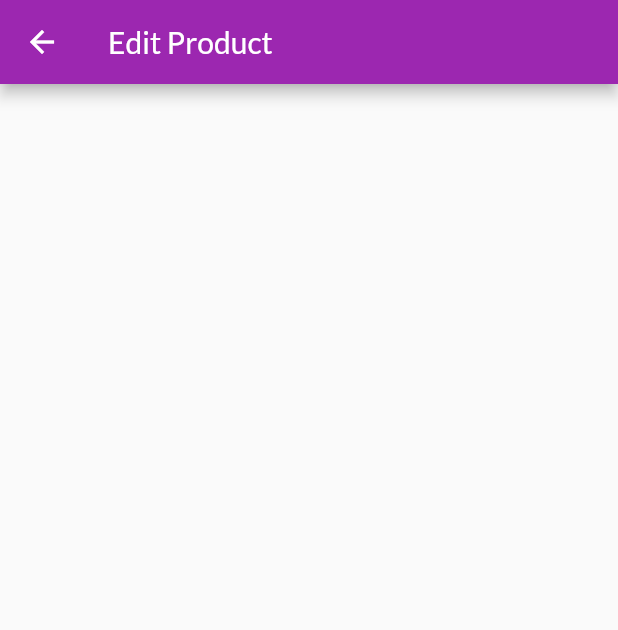
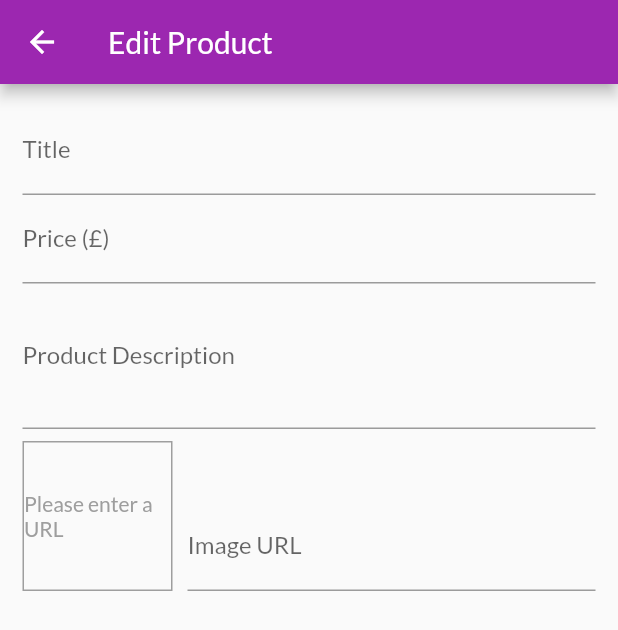
Before and after one commit to HarvsG/flutter_shop_app, a Flutter app: the EditProductScreen screen opened by its route, on a phone screen of 412 x 824 dp. Shown: the top 630 px of the screen. Run offline on Flutter 3.47's test engine with Material 2 defaults, Android fonts, the phone set to English and light mode, and no system bars; network calls fail.

```diff
--- a/lib/screens/edit_product_screen.dart
+++ b/lib/screens/edit_product_screen.dart
@@ -10,14 +10,119 @@ class EditProductScreen extends StatefulWidget {
 }
 
 class _EditProductScreenState extends State<EditProductScreen> {
+  final _priceFocusNode = FocusNode();
+  final _descriptionFocusNode = FocusNode();
+  final _imageFocusNode = FocusNode();
+  final _imageUrlController = TextEditingController();
+  //String _imageUrl;
+
+  @override
+  void dispose() {
+    _priceFocusNode.dispose();
+    _descriptionFocusNode.dispose();
+    _imageFocusNode.dispose();
+    _imageUrlController.dispose();
+
+    super.dispose();
+  }
+
   @override
   Widget build(BuildContext context) {
     return Container(
-       child: Scaffold(
-         appBar: AppBar(title: Text('Edit Product'),
-         ),
-         body: null,
-       ),
+      child: Scaffold(
+        appBar: AppBar(
+          title: Text('Edit Product'),
+        ),
+        body: Padding(
+          padding: const EdgeInsets.all(15),
+          child: Form(
+            child: SingleChildScrollView(
+              child: Column(
+                children: <Widget>[
+                  TextFormField(
+                    decoration: InputDecoration(
+                      labelText: 'Title',
+                      hintText: 'e.g Flared Trousers',
+                    ),
+                    textInputAction: TextInputAction.next,
+                    onFieldSubmitted: (_) {
+                      FocusScope.of(context).requestFocus(_priceFocusNode);
+                    },
+                  ),
+                  TextFormField(
+                      decoration: InputDecoration(
+                        labelText: 'Price (£)',
+                        hintText: '10.99',
+                      ),
+                      textInputAction: TextInputAction.next,
+                      keyboardType: TextInputType.number,
+                      focusNode: _priceFocusNode,
+                      validator: (value) {
+                        if (value.isEmpty) {
+                          return 'Please enter a price.';
+                        }
+                        if (double.tryParse(value) == null) {
+                          return 'Please enter a valid number';
+                        }
+                        if (double.parse(value) <= 0.0) {
+                          return 'Please enter a positive number';
+                        }
+                        return null;
+                      },
+                      onFieldSubmitted: (_) {
+                        FocusScope.of(context)
+                            .requestFocus(_descriptionFocusNode);
+                      }),
+                  TextFormField(
+                    decoration: InputDecoration(
+                      labelText: 'Product Description',
+                      hintText: 'An inspiring pair of 80s memorabelia',
+                    ),
+                    maxLines: 3,
+                    //textInputAction: TextInputAction.next,
+                    keyboardType: TextInputType.multiline,
+                    focusNode: _descriptionFocusNode,
+                  ),
+                  Row(
+                      crossAxisAlignment: CrossAxisAlignment.end,
+                      children: <Widget>[
+                        Container(
+                          width: 100,
+                          height: 100,
+                          margin: EdgeInsets.only(top: 8, right: 10),
+                          decoration: BoxDecoration(
+                              border: Border.all(width: 1, color: Colors.grey)),
+                          child: _imageUrlController.text.isEmpty
+                              ? Center(
+                                  child: Text(
+                                  'Please enter a URL',
+                                  style: TextStyle(color: Colors.grey),
+                                ))
+                              : FittedBox(
+                                  child: Image.network(
+                                  _imageUrlController.text,
+                                  fit: BoxFit.cover,
+                                )),
+                        ),
+                        Expanded(
+                          child: TextFormField(
+                            decoration: InputDecoration(
+                              labelText: 'Image URL',
+                              hintText: 'https://i.imgur.com/uNiQuEiD.jpg',
+                            ),
+                            keyboardType: TextInputType.url,
+                            textInputAction: TextInputAction.done,
+                            controller: _imageUrlController,
+                            focusNode: _imageFocusNode,
+                          ),
+                        ),
+                      ])
+                ],
+              ),
+            ),
+          ),
+        ),
+      ),
     );
   }
 }
```
